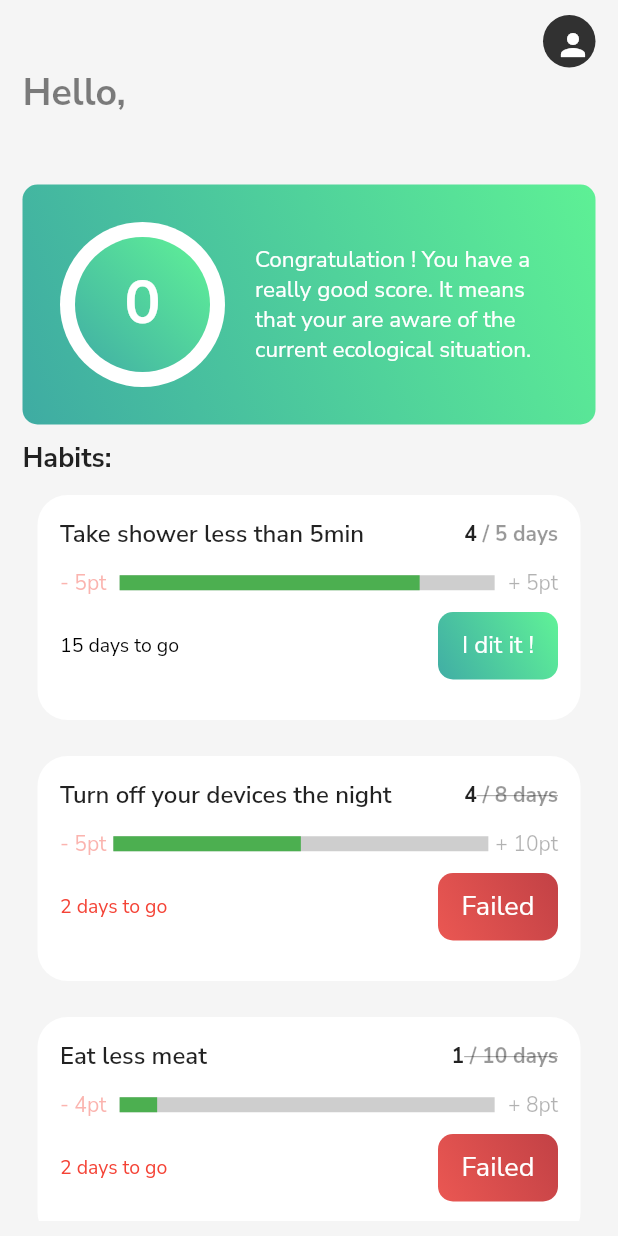
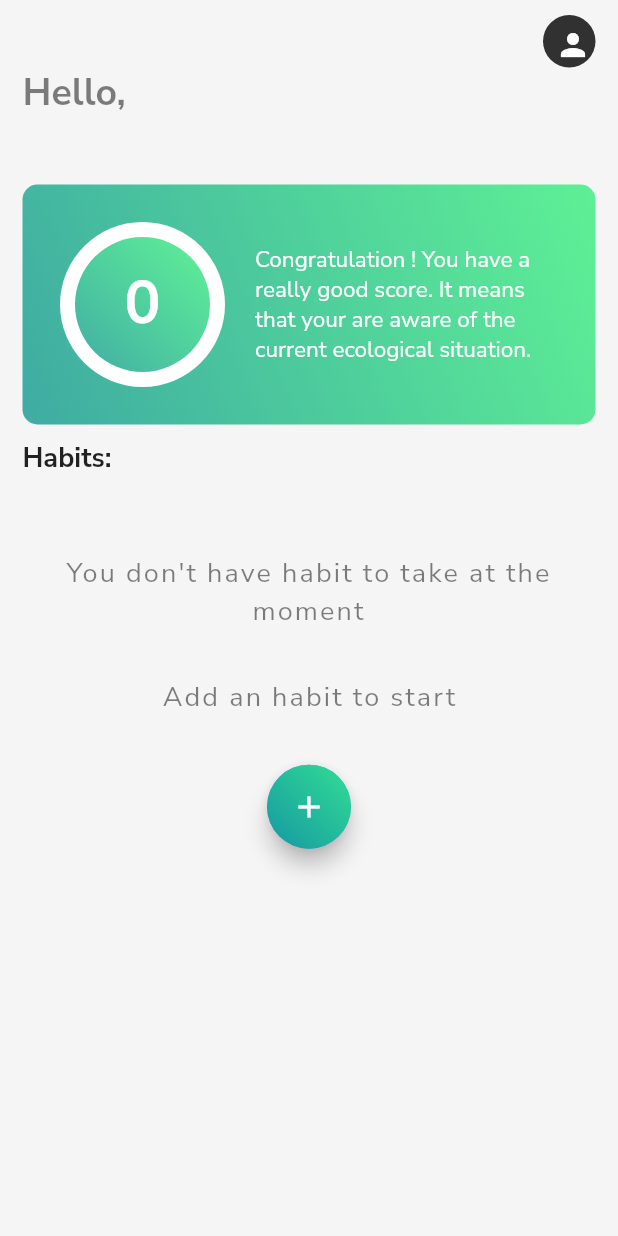
Before and after one commit to Nolab0/Jindo, a Flutter app: the screen it shows once a user with an empty profile is signed in, on a phone screen of 412 x 824 dp. Run offline on Flutter 3.47's test engine with Material 2 defaults, Android fonts, the light colour scheme and no system bars; our stand-ins replace cloud_firestore, firebase_auth, firebase_core, flutter_spinkit, google_fonts; accounts and stored records are empty.

Commit message:
add screen when there are not habits

```diff
--- a/assets/data/survey.json
+++ b/assets/data/survey.json
@@ -20,7 +20,7 @@
             "question": "What percentage of your food shopping is local ?",
             "answers":
             ["Less than 20%","Between 20% and 50%","Between 50% and 75%","More than 75%"],
-            "correspondingPoints": ["-5","0","5","10"],
+            "correspondingPoints": ["-10","0","5","10"],
             "questionType": "mcq"
         },
         {
--- a/lib/presentation/partialViews/habitCard.dart
+++ b/lib/presentation/partialViews/habitCard.dart
@@ -5,14 +5,14 @@ import 'package:greennindo/presentation/utilities/color.dart';
 import 'package:greennindo/presentation/utilities/gradientButton.dart';
 
 class HabitCard extends StatefulWidget {
-  Habit advice;
-  HabitCard({@required this.advice});
+  Habit habit;
+  HabitCard({@required this.habit});
   @override
   _HabitCardState createState() => _HabitCardState();
 }
 
 class _HabitCardState extends State<HabitCard> {
-  Habit advice;
+  Habit habit;
   int daysRemaining;
   //if true advice is impossible to do in the remaining time
   bool impossible = false;
@@ -20,9 +20,9 @@ class _HabitCardState extends State<HabitCard> {
 
   @override
   void initState() {
-    advice = widget.advice;
-    daysRemaining = advice.limit.difference(DateTime.now()).inDays;
-    if (daysRemaining - advice.objectiveTimes < 0) {
+    habit = widget.habit;
+    daysRemaining = habit.limit.difference(DateTime.now()).inDays;
+    if (daysRemaining - habit.objectiveTimes < 0) {
       impossible = true;
     }
     if (daysRemaining > 1) {
@@ -47,7 +47,7 @@ class _HabitCardState extends State<HabitCard> {
               Container(
                 width: 230, //to display remaining days
                 child: Text(
-                  advice.name,
+                  habit.name,
                   style: TextStyle(
                     fontSize: 16,
                     fontWeight: FontWeight.w600,
@@ -57,11 +57,11 @@ class _HabitCardState extends State<HabitCard> {
               Row(
                 children: [
                   Text(
-                    advice.currentTimes.toString(),
+                    habit.currentTimes.toString(),
                     style: TextStyle(fontWeight: FontWeight.bold),
                   ),
                   Text(
-                    " / " + advice.objectiveTimes.toString() + " days",
+                    " / " + habit.objectiveTimes.toString() + " days",
                     style: TextStyle(
                         decoration: impossible
                             ? TextDecoration.lineThrough
@@ -79,7 +79,7 @@ class _HabitCardState extends State<HabitCard> {
               mainAxisAlignment: MainAxisAlignment.spaceBetween,
               children: [
                 Text(
-                  "- " + advice.loosePoints.toString() + "pt",
+                  "- " + habit.loosePoints.toString() + "pt",
                   style: TextStyle(color: Colors.red.withOpacity(0.4)),
                 ),
                 Container(
@@ -88,12 +88,12 @@ class _HabitCardState extends State<HabitCard> {
                       minHeight: 10,
                       valueColor: AlwaysStoppedAnimation<Color>(Colors.green),
                       backgroundColor: Colors.grey.withOpacity(0.5),
-                      value: advice.currentTimes / advice.objectiveTimes),
+                      value: habit.currentTimes / habit.objectiveTimes),
                 ),
                 Text(
-                  "+ " + advice.gainedPoints.toString() + "pt",
+                  "+ " + habit.gainedPoints.toString() + "pt",
                   style: TextStyle(
-                      color: advice.finished
+                      color: habit.finished
                           ? Colors.black
                           : Colors.black.withOpacity(0.3)),
                 )
@@ -101,7 +101,7 @@ class _HabitCardState extends State<HabitCard> {
             ),
           ),
           Row(mainAxisAlignment: MainAxisAlignment.spaceBetween, children: [
-            if (!advice.finished)
+            if (!habit.finished)
               Container(
                 width: 150,
                 child: Text(
@@ -111,7 +111,7 @@ class _HabitCardState extends State<HabitCard> {
                       color: daysRemaining <= 2 ? Colors.red : Colors.black),
                 ),
               ),
-            if (advice.finished)
+            if (habit.finished)
               GestureDetector(
                 child: GradientButton(
                   width: 150,
@@ -154,29 +154,28 @@ class _HabitCardState extends State<HabitCard> {
                     child: GradientButton(
                       width: 80,
                       height: 45,
-                      gradient: advice.doneToday ? whiteGradient() : gradient(),
-                      border: advice.doneToday,
+                      gradient: habit.doneToday ? whiteGradient() : gradient(),
+                      border: habit.doneToday,
                       text: Text(
-                        advice.doneToday ? "Done for today" : "I dit it !",
+                        habit.doneToday ? "Done for today" : "I dit it !",
                         textAlign: TextAlign.center,
                         style: TextStyle(
-                          color: advice.doneToday
+                          color: habit.doneToday
                               ? Colors.black.withOpacity(0.5)
                               : Colors.white,
                           fontSize: 16,
                         ),
                       ),
                     ),
-                    onTap: advice.doneToday
+                    onTap: habit.doneToday
                         ? null //button disabled
                         : () {
-                            if (!advice.doneToday) //button enabled
+                            if (!habit.doneToday) //button enabled
                               setState(() {
-                                advice.doneToday = true;
-                                advice.currentTimes++;
-                                if (advice.currentTimes ==
-                                    advice.objectiveTimes)
-                                  advice.finished = true;
+                                habit.doneToday = true;
+                                habit.currentTimes++;
+                                if (habit.currentTimes == habit.objectiveTimes)
+                                  habit.finished = true;
                               });
                           },
                   )))
--- a/lib/presentation/views/mainPage.dart
+++ b/lib/presentation/views/mainPage.dart
@@ -16,9 +16,25 @@ class MainPage extends StatefulWidget {
 
 class _MainPageState extends State<MainPage> {
   final AuthService _auth = AuthService();
+  List<Habit> habits1 = [
+    Habit("Take shower less than 5min", 4, 5, 5, 5, false, false,
+        DateTime.now().add(Duration(days: 15))),
+    Habit("Turn off your devices the night", 4, 8, 10, 5, false, false,
+        DateTime.now().add(Duration(days: 2))),
+    Habit("Eat less meat", 1, 10, 8, 4, false, false,
+        DateTime.now().add(Duration(days: 2)))
+  ];
+  List<Habit> habits = [];
+
+  bool empty = true; //true if the user has no habit to do
 
   @override
   Widget build(BuildContext context) {
+    if (habits.length > 0) {
+      empty = false;
+    } else {
+      empty = true;
+    }
     final user = Provider.of<CustUser>(context);
     return StreamBuilder<UserData>(
       stream: DatabaseService(uid: user.uid).userData,
@@ -120,40 +136,51 @@ class _MainPageState extends State<MainPage> {
                   Text("Habits:",
                       style:
                           TextStyle(fontSize: 18, fontWeight: FontWeight.bold)),
-                  Expanded(
-                    child: ScrollConfiguration(
-                      behavior: NoGlowBehaviour(),
-                      child: ListView(
+                  if (empty)
+                    Container(
+                      height: 300,
+                      padding: EdgeInsets.symmetric(vertical: 20),
+                      alignment: Alignment.center,
+                      child: Column(
+                        mainAxisAlignment: MainAxisAlignment.spaceEvenly,
                         children: [
-                          HabitCard(
-                              advice: Habit(
-                                  "Take shower less than 5min",
-                                  4,
-                                  5,
-                                  5,
-                                  5,
-                                  false,
-                                  false,
-                                  DateTime.now().add(Duration(days: 15)))),
-                          HabitCard(
-                            advice: Habit(
-                                "Turn off your devices the night",
-                                4,
-                                8,
-                                10,
-                                5,
-                                false,
-                                false,
-                                DateTime.now().add(Duration(days: 2))),
-                          ),
-                          HabitCard(
-                            advice: Habit("Eat less meat", 1, 10, 8, 4, false,
-                                false, DateTime.now().add(Duration(days: 2))),
+                          Text("You don't have habit to take at the moment",
+                              textAlign: TextAlign.center,
+                              style: TextStyle(
+                                  fontSize: 18,
+                                  letterSpacing: 1.4,
+                                  color: Colors.black.withOpacity(0.5))),
+                          Text("Add an habit to start",
+                              style: TextStyle(
+                                  fontSize: 18,
+                                  letterSpacing: 1.4,
+                                  color: Colors.black.withOpacity(0.5))),
+                          FloatingActionButton(
+                            child: Container(
+                              width: 60,
+                              height: 60,
+                              child: Icon(Icons.add),
+                              decoration: BoxDecoration(
+                                  shape: BoxShape.circle, gradient: gradient()),
+                            ),
+                            onPressed: () {
+                              print("add habit");
+                            },
                           )
                         ],
                       ),
-                    ),
-                  )
+                    )
+                  else
+                    Expanded(
+                      child: ScrollConfiguration(
+                          behavior: NoGlowBehaviour(),
+                          child: ListView.builder(
+                            itemCount: habits.length,
+                            itemBuilder: (BuildContext context, int index) {
+                              return HabitCard(habit: habits[index]);
+                            },
+                          )),
+                    )
                 ],
               ),
             ),
```
